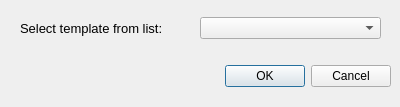
AzureAD/rms-sdk-for-cpp, file samples/rms_sample/templatesdialog.ui: the form before one commit.
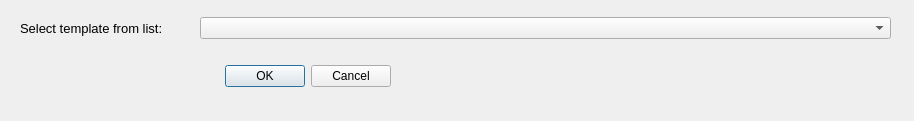
The form after the commit.

What changed in the file:
```diff
--- a/samples/rms_sample/templatesdialog.ui
+++ b/samples/rms_sample/templatesdialog.ui
@@ -6,8 +6,8 @@
    <rect>
     <x>0</x>
     <y>0</y>
-    <width>400</width>
-    <height>107</height>
+    <width>914</width>
+    <height>121</height>
    </rect>
   </property>
   <property name="windowTitle">
@@ -52,7 +52,7 @@
     <rect>
      <x>200</x>
      <y>17</y>
-     <width>181</width>
+     <width>691</width>
      <height>22</height>
     </rect>
    </property>
```
